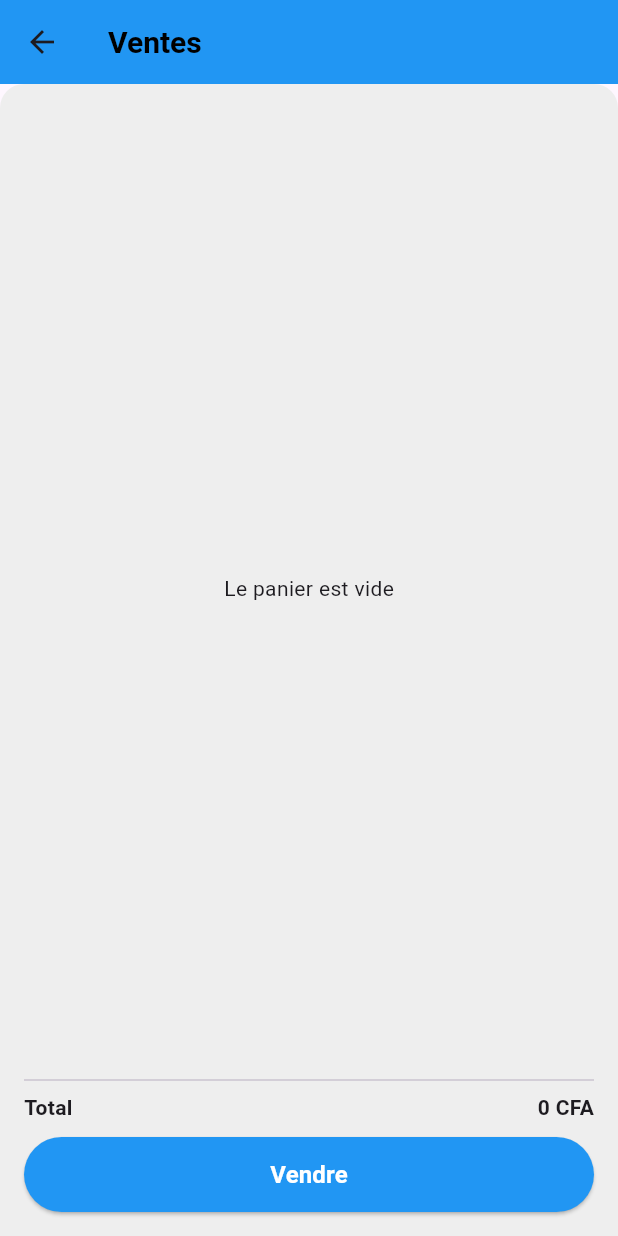
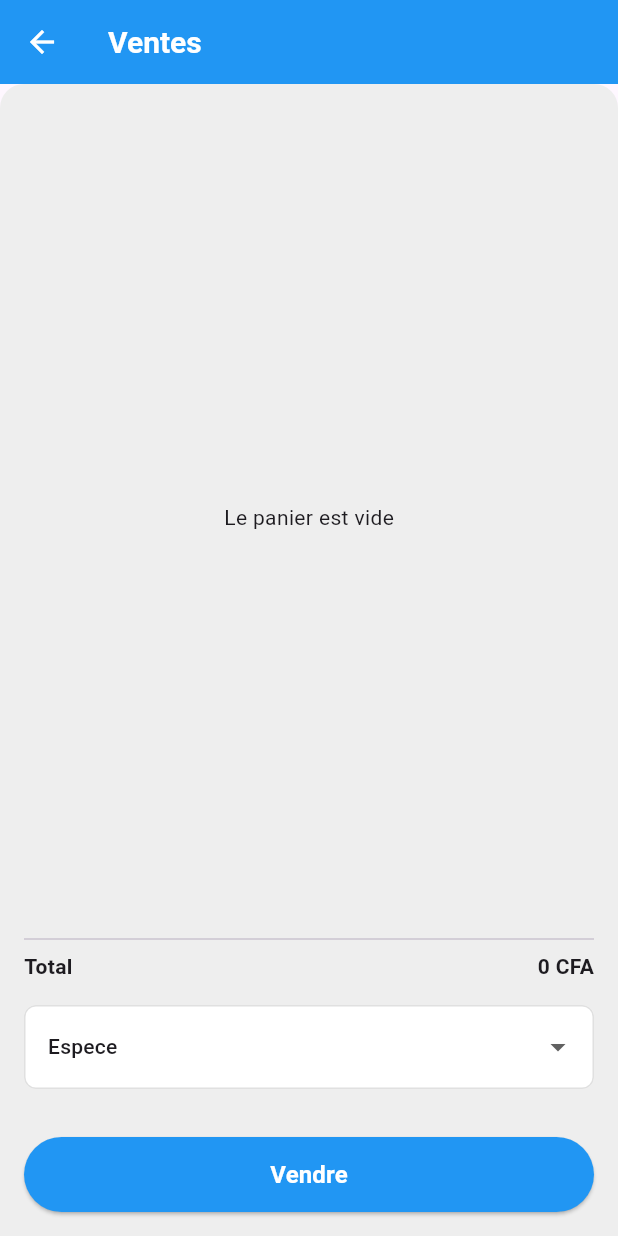
Before and after one commit to Balelee/pos-system, a Flutter app: the SaleCardView screen opened by its route, after a tap on "Vendre", on a phone screen of 412 x 824 dp. Run offline on Flutter 3.47's test engine with Material 3 defaults, Android fonts, the phone set to English and light mode, and no system bars; drawn by our look-alikes of toastification; our stand-ins replace get, image_picker, sqflite; missing offline and left inert: bcrypt, blue_thermal_printer, esc_pos_utils; accounts and stored records are empty.

Commit message:
Generation de ticket pour vente est terminé !

```diff
--- a/lib/app/data/components/textField/textField.dart
+++ b/lib/app/data/components/textField/textField.dart
@@ -11,6 +11,7 @@ class CustomTextField extends StatelessWidget {
   final TextStyle? hintStyle;
   final IconData? suffixIcon;
   final VoidCallback? onSuffixPressed;
+  final int? maxLength;
 
   const CustomTextField(
       {Key? key,
@@ -23,7 +24,8 @@ class CustomTextField extends StatelessWidget {
       this.suffixIcon,
       this.borderSide,
       this.onSuffixPressed,
-      this.hintStyle})
+      this.hintStyle,
+      this.maxLength})
       : super(key: key);
 
   @override
@@ -35,6 +37,7 @@ class CustomTextField extends StatelessWidget {
         const SizedBox(height: 5),
         TextField(
           controller: controller,
+          maxLength: maxLength,
           obscureText: obscureText,
           keyboardType: keyboardType,
           decoration: InputDecoration(
--- a/lib/app/data/database/migrations/create_sale_table.dart
+++ b/lib/app/data/database/migrations/create_sale_table.dart
@@ -8,7 +8,9 @@ class CreateSalesAndSoldArticlesTables {
         id INTEGER PRIMARY KEY AUTOINCREMENT,
         user_id INTEGER,
         date TEXT,
-        total REAL NOT NULL
+        total REAL NOT NULL,
+        payment_method TEXT,
+        phone TEXT
       )
     ''');
 
--- a/lib/app/models/sale.dart
+++ b/lib/app/models/sale.dart
@@ -6,16 +6,21 @@ class Sale {
   final int? user_id;
   final DateTime? date;
   final double total;
+  final String? paymentMethod;
+  final String? phone;
   User? user;
   List<Soldarticle> soldArticles;
 
-  Sale(
-      {this.id,
-      this.user_id,
-      required this.date,
-      required this.total,
-      this.soldArticles = const [],
-      this.user});
+  Sale({
+    this.id,
+    this.user_id,
+    required this.date,
+    required this.total,
+    this.paymentMethod,
+    this.phone,
+    this.soldArticles = const [],
+    this.user,
+  });
 
   Map<String, dynamic> toMap() {
     return {
@@ -23,6 +28,8 @@ class Sale {
       'user_id': user_id,
       'date': date?.toIso8601String(),
       'total': total,
+      'payment_method': paymentMethod,
+      'phone': phone,
     };
   }
 
@@ -32,6 +39,8 @@ class Sale {
       user_id: map['user_id'],
       date: DateTime.parse(map['date']),
       total: (map['total'] ?? 0).toDouble(),
+      paymentMethod: map['payment_method'],
+      phone: map['phone'],
       user: map['user'] != null ? User.fromMap(map['user']) : null,
       soldArticles: [],
     );
--- a/lib/app/modules/home/views/home_view.dart
+++ b/lib/app/modules/home/views/home_view.dart
@@ -139,6 +139,9 @@ class HomeView extends GetView<HomeController> {
                     color: Colors.amber.shade400,
                     iconquicard: Colors.amber.shade400,
                     arrowColor: Colors.amber.shade400,
+                    onTap: () {
+                      Get.toNamed(Routes.PAIEMENT);
+                    },
                   ),
                   if (controller.user?.status == UserStatus.admin)
                     QuickAccessCard(
--- a/lib/app/modules/login/controllers/login_controller.dart
+++ b/lib/app/modules/login/controllers/login_controller.dart
@@ -62,8 +62,8 @@ class LoginController extends GetxController {
   @override
   void onInit() {
     super.onInit();
-    usernameController.text = "admin";
-    passwordController.text = "admin";
+    usernameController.text = "aymard";
+    passwordController.text = "12345";
   }
 
   @override
--- a/lib/app/modules/product/controllers/product_controller.dart
+++ b/lib/app/modules/product/controllers/product_controller.dart
@@ -104,7 +104,6 @@ class ProductController extends GetxController {
   }
 
   int get totalItems => articles.fold(0, (sum, a) => sum + (a.quantity ?? 0));
-
   double get totalPrice => articles.fold(
       0, (sum, a) => sum + ((a.unit_price ?? 0) * (a.quantity ?? 0)));
 
--- a/lib/app/modules/saleCard/controllers/sale_card_controller.dart
+++ b/lib/app/modules/saleCard/controllers/sale_card_controller.dart
@@ -1,15 +1,25 @@
+import 'package:flutter/material.dart';
 import 'package:get/get.dart';
 import 'package:pos/app/data/components/printer_helper.dart';
 import 'package:pos/app/data/database/model_repository/sale_repository.dart';
 import 'package:pos/app/models/sale.dart';
 import 'package:pos/app/models/soldarticle.dart';
 import 'package:pos/app/modules/home/controllers/home_controller.dart';
+import 'package:pos/app/modules/product/controllers/product_controller.dart';
 
 class SaleCardController extends GetxController {
+  TextEditingController phoneController = TextEditingController();
   RxList<Soldarticle> soldarticle = <Soldarticle>[].obs;
   final HomeController homeController = Get.find<HomeController>();
+  final ProductController productController = Get.find<ProductController>();
   final saleRepo = SaleRepository();
   PrintService printService = PrintService();
+  RxString selectedPayment = "Espece".obs;
+  final paymentMethods = <String>[
+    "Orange Money",
+    "Moov Money",
+    "Espece",
+  ];
 
   Future<Sale?> createSale() async {
     if (soldarticle.isEmpty) return null;
@@ -21,10 +31,18 @@ class SaleCardController extends GetxController {
       user_id: homeController.user?.id,
       date: DateTime.now(),
       total: total,
+      paymentMethod: selectedPayment.value,
+      phone:
+          (selectedPayment == "Orange Money" || selectedPayment == "Moov Money")
+              ? phoneController.text
+              : null,
     );
     final success = await saleRepo.applySale(sale, soldarticle);
     if (success) {
       soldarticle.clear();
+      soldarticle.refresh();
+      productController.cart.clear();
+      productController.cart.refresh();
       return sale;
     }
     return null;
--- a/lib/app/modules/saleCard/views/sale_card_view.dart
+++ b/lib/app/modules/saleCard/views/sale_card_view.dart
@@ -1,9 +1,13 @@
 import 'package:flutter/material.dart';
 import 'package:get/get.dart';
 import 'package:pos/app/data/components/bouton/bouton.dart';
+import 'package:pos/app/data/components/color/appcolor.dart';
 import 'package:pos/app/data/components/text/text.dart';
+import 'package:pos/app/data/components/textField/textField.dart';
 import 'package:pos/app/models/sale.dart';
 import 'package:pos/app/widget/showDialog.dart';
+import 'package:pos/utils/toast.dart';
+import 'package:toastification/toastification.dart';
 import '../controllers/sale_card_controller.dart';
 
 class SaleCardView extends GetView<SaleCardController> {
@@ -16,9 +20,17 @@ class SaleCardView extends GetView<SaleCardController> {
         backgroundColor: Colors.blue,
         title: const ParagraphText(
           text: 'Ventes',
+          color: Colors.white,
+        ),
+        leading: BackButton(
+          color: Colors.white,
+          onPressed: () {
+            Get.back();
+          },
         ),
       ),
-      body: Container(
+      body: Obx(
+        () => Container(
           padding: const EdgeInsets.all(16),
           decoration: BoxDecoration(
             color: Colors.grey[200],
@@ -31,7 +43,6 @@ class SaleCardView extends GetView<SaleCardController> {
                   if (controller.soldarticle.isEmpty) {
                     return const Center(child: Text("Le panier est vide"));
                   }
-
                   return ListView.builder(
                     padding: const EdgeInsets.symmetric(vertical: 4),
                     itemCount: controller.soldarticle.length,
@@ -44,11 +55,13 @@ class SaleCardView extends GetView<SaleCardController> {
                           children: [
                             Text(
                               "${item.article?.label} x${item.quantity}",
-                            style: const TextStyle(fontWeight: FontWeight.bold),
+                              style:
+                                  const TextStyle(fontWeight: FontWeight.bold),
                             ),
                             Text(
                               "${(item.unit_price * item.quantity).toStringAsFixed(0)} CFA",
-                            style: const TextStyle(fontWeight: FontWeight.bold),
+                              style:
+                                  const TextStyle(fontWeight: FontWeight.bold),
                             ),
                           ],
                         ),
@@ -58,7 +71,8 @@ class SaleCardView extends GetView<SaleCardController> {
                 }),
               ),
               const Divider(),
-            Obx(() => Row(
+              Obx(
+                () => Row(
                   mainAxisAlignment: MainAxisAlignment.spaceBetween,
                   children: [
                     const Text("Total",
@@ -68,30 +82,103 @@ class SaleCardView extends GetView<SaleCardController> {
                       style: const TextStyle(fontWeight: FontWeight.bold),
                     ),
                   ],
+                ),
+              ),
+              const SizedBox(height: 16),
+              DropdownButtonFormField<String>(
+                value: controller.selectedPayment.value.isEmpty
+                    ? null
+                    : controller.selectedPayment.value,
+                items: controller.paymentMethods
+                    .map((method) => DropdownMenuItem(
+                          value: method,
+                          child: Text(
+                            method,
+                            style: const TextStyle(fontSize: 14),
+                          ),
+                        ))
+                    .toList(),
+                onChanged: (val) {
+                  if (val != null) controller.selectedPayment.value = val;
+                },
+                decoration: InputDecoration(
+                    filled: true,
+                    fillColor: Colors.white,
+                    enabledBorder: OutlineInputBorder(
+                      borderRadius: BorderRadius.circular(8),
+                      borderSide: BorderSide(color: Colors.grey.shade300),
+                    ),
+                    focusedBorder: OutlineInputBorder(
+                      borderRadius: BorderRadius.circular(8),
+                      borderSide: BorderSide(color: Colors.grey.shade300),
                     )),
-            const SizedBox(height: 10),
+              ),
+              const SizedBox(height: 12),
+              if (controller.selectedPayment.value == "Orange Money" ||
+                  controller.selectedPayment.value == "Moov Money") ...[
+                CustomTextField(
+                  prefixIcon: Icons.phone,
+                  maxLength: 8,
+                  label: "Entrer numéro de téléphone",
+                  hintText: "Ex: 75572006",
+                  keyboardType: TextInputType.phone,
+                  hintStyle: TextStyle(
+                    color: AppColor.bodyText2Color.withOpacity(0.5),
+                    fontSize: 14,
+                  ),
+                  controller: controller.phoneController,
+                ),
+              ],
+              const SizedBox(height: 20),
               ElevatedButton(
                 onPressed: () async {
+                  if (controller.paymentMethods.isEmpty) {
+                    Toast.toast(
+                      title: Text("Erreur"),
+                      description: "Veuillez selection une methode de paiement",
+                      type: ToastificationType.error,
+                      style: ToastificationStyle.fillColored,
+                    );
+                    return;
+                  }
+                  if ((controller.selectedPayment.value == "Orange Money" ||
+                          controller.selectedPayment.value == "Moov Money") &&
+                      controller.phoneController.text.isEmpty) {
+                    Toast.toast(
+                      title: const Text("Attention"),
+                      description: "Veuillez entrer votre numéro de téléphone",
+                      type: ToastificationType.info,
+                      style: ToastificationStyle.fillColored,
+                    );
+                    return;
+                  }
+
                   Sale? sale = await controller.createSale();
                   if (sale != null) {
                     ShowDialog.showdialog(
-                    title: Text("Vente effectuée ✅"),
+                      title: const Text(
+                        "Vente effectuée ✅",
+                        style: TextStyle(
+                          fontSize: 20,
+                          fontWeight: FontWeight.bold,
+                        ),
+                      ),
                       content: Text(
-                      "La vente a été effectuée, voulez-vous imprimer le reçu ?",
+                        "La vente a été effectuée via ${controller.selectedPayment.value}, voulez-vous imprimer le reçu ?",
                       ),
                       cancelButton: CustomButton(
-                      text: "Imprimer reçu",
-                      onPressed: () async {
-                        await controller.printService.printSale(sale);
+                        backgroundColor: Colors.red,
+                        text: "Quitter",
+                        onPressed: () {
                           Get.back();
                         },
                       ),
                       actionButton: Padding(
                         padding: const EdgeInsets.symmetric(vertical: 8.0),
                         child: CustomButton(
-                        backgroundColor: Colors.red,
-                        text: "Quitter",
-                        onPressed: () {
+                          text: "Imprimer reçu",
+                          onPressed: () async {
+                            await controller.printService.printSale(sale);
                             Get.back();
                           },
                         ),
@@ -99,21 +186,23 @@ class SaleCardView extends GetView<SaleCardController> {
                     );
                   }
                 },
+                style: ElevatedButton.styleFrom(
+                  backgroundColor: Colors.blue,
+                  minimumSize: const Size(double.infinity, 50),
+                ),
                 child: const Text(
                   "Vendre",
                   style: TextStyle(
                     fontSize: 16,
                     fontWeight: FontWeight.bold,
-                    color: Colors.white),
+                    color: Colors.white,
                   ),
-              style: ElevatedButton.styleFrom(
-                backgroundColor: Colors.blue,
-                minimumSize: const Size(double.infinity, 50),
                 ),
               ),
             ],
           ),
         ),
+      ),
     );
   }
 }
--- a/lib/app/routes/app_routes.dart
+++ b/lib/app/routes/app_routes.dart
@@ -10,6 +10,7 @@ abstract class Routes {
   static const PRODUCT = _Paths.PRODUCT;
   static const SALE_CARD = _Paths.SALE_CARD;
   static const SALE_HISTORIQUE = _Paths.SALE_HISTORIQUE;
+  static const PAIEMENT = _Paths.PAIEMENT;
 }
 
 abstract class _Paths {
@@ -21,4 +22,5 @@ abstract class _Paths {
   static const PRODUCT = '/product';
   static const SALE_CARD = '/sale-card';
   static const SALE_HISTORIQUE = '/sale-historique';
+  static const PAIEMENT = '/paiement';
 }
```
Also changed, not shown: lib/app/data/components/printer_helper.dart (+33 -46 lines), lib/app/modules/paiement/bindings/paiement_binding.dart (added, +16 -0 lines), lib/app/modules/paiement/controllers/paiement_controller.dart (added, +23 -0 lines), lib/app/modules/paiement/views/paiement_view.dart (added, +110 -0 lines), lib/app/modules/product/views/product_view.dart (+13 -18 lines), lib/app/routes/app_pages.dart (+7 -0 lines). Lines whose indentation alone changed are shown as unchanged.
